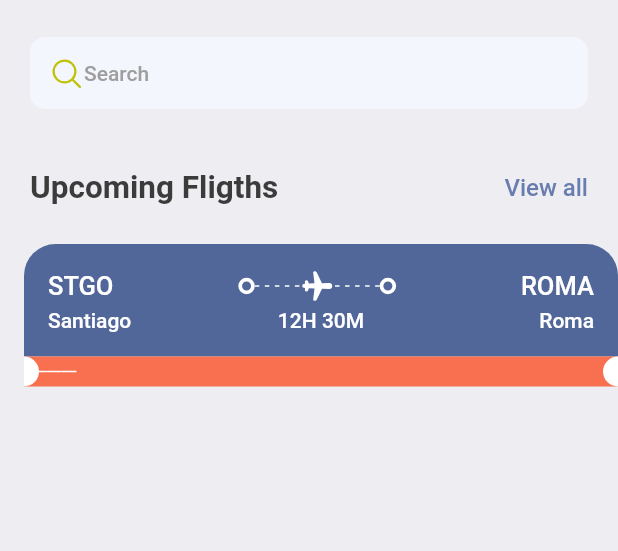
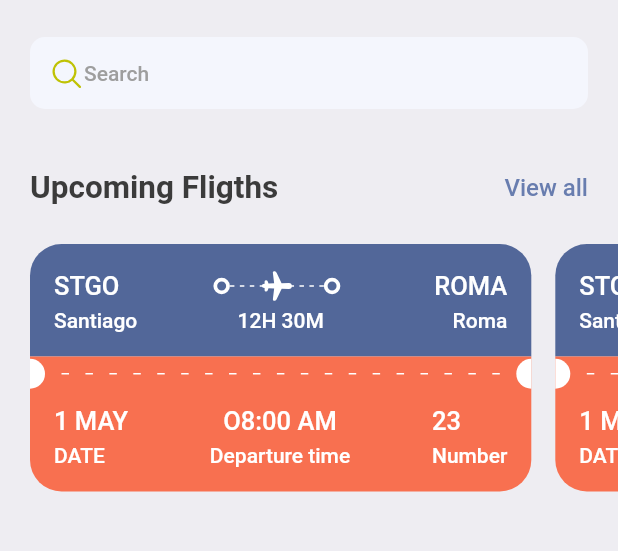
Before and after one commit to Naicriz/Ticket-Booking-App, a Flutter app: the HomeScreen screen opened directly, on a phone screen of 412 x 824 dp, the part 158-709 px from its top. Run offline on Flutter 3.47's test engine with Material 2 defaults, Android fonts, the light colour scheme and no system bars; our stand-ins replace fluentui_icons, gap.

Commit message:
TIcked view finished.
- Ticket complete.
- Added scrollable view.

```diff
--- a/lib/screens/home_screen.dart
+++ b/lib/screens/home_screen.dart
@@ -75,7 +75,17 @@ class HomeScreen extends StatelessWidget {
             ),
           ),
           const Gap(15),
-          const TicketView()
+          SingleChildScrollView(
+           scrollDirection: Axis.horizontal,
+           padding: const EdgeInsets.only(left: 20),
+           child: Row(
+             children: [
+               TicketView(),
+               TicketView(),
+               TicketView(),
+             ],
+           ),
+          )
         ],
       ),
     );
--- a/lib/screens/ticket_view.dart
+++ b/lib/screens/ticket_view.dart
@@ -14,14 +14,14 @@ class TicketView extends StatelessWidget {
     final size = AppLayout.getSize(context);
 
     return SizedBox(
-      width: size.width,
+      width: size.width*0.85,
       height: 200,
       child: Container(
-        margin: const EdgeInsets.only(left: 16),
+        margin: const EdgeInsets.only(right: 16),
         child: Column(
           children: [
             /*
-            show the blue part of the card/ticket
+            show the top blue part of the card/ticket
             */
             Container(
               decoration: const BoxDecoration(
@@ -38,7 +38,7 @@ class TicketView extends StatelessWidget {
                           style: Styles.headLineStyle3
                               .copyWith(color: Colors.white)),
                       Expanded(child: Container()),
-                      ContainerCus1(),
+                      const ContainerCus1(),
                       Expanded(
                         child: Stack(
                           children: [
@@ -46,15 +46,15 @@ class TicketView extends StatelessWidget {
                               height: 24,
                               child: LayoutBuilder(
                                 builder: (BuildContext context,
-                                    BoxConstraints contraints) {
+                                    BoxConstraints constraints) {
                                   if (kDebugMode) {
-                                    print("The width is ${contraints.maxWidth}");
+                                    print("The width is ${constraints.maxWidth}");
                                   }
                                   return Flex(
                                     direction: Axis.horizontal,
                                     mainAxisAlignment: MainAxisAlignment.spaceBetween,
                                     children: List.generate(
-                                      (contraints.maxWidth ~/ 6).floor(),
+                                      (constraints.maxWidth ~/ 6).floor(),
                                           (index) => const SizedBox(
                                         width: 3,
                                         height: 1,
@@ -74,7 +74,7 @@ class TicketView extends StatelessWidget {
                           ] ,
                         ),
                       ),
-                      ContainerCus1(),
+                      const ContainerCus1(),
                       Expanded(child: Container()),
                       Text('ROMA',
                           style: Styles.headLineStyle3
@@ -100,13 +100,13 @@ class TicketView extends StatelessWidget {
               ),
             ),
             /*
-            show the orange part of the card/ticket
+            show the middle orange part of the card/ticket
              */
             Container(
               color: Styles.orangeColor,
               child: Row(
                 children: [
-                  SizedBox(
+                  const SizedBox(
                     height: 20,
                     width: 10,
                     child: DecoratedBox(
@@ -119,9 +119,15 @@ class TicketView extends StatelessWidget {
                       ),
                     ),
                   ),
-                  Expanded(child: Flex(
+                  Expanded(child: Padding(
+                    padding: const EdgeInsets.all(11.0),
+                    child: LayoutBuilder(
+                      builder: (BuildContext context, BoxConstraints constraints) {
+                        return Flex(
                           direction: Axis.horizontal,
-                    children: List.generate(5, (index) => SizedBox(
+                          mainAxisAlignment: MainAxisAlignment.spaceBetween,
+                          mainAxisSize: MainAxisSize.max,
+                          children: List.generate((constraints.constrainWidth()/15).floor(), (index) => const SizedBox(
                             width: 5,
                             height: 1,
                             child: DecoratedBox(
@@ -129,9 +135,12 @@ class TicketView extends StatelessWidget {
                                   color: Colors.white
                               ),
                             ),
-                    ))
                           )),
-                  SizedBox(
+                        );
+                      },
+                    ),
+                  )),
+                  const SizedBox(
                     height: 20,
                     width: 10,
                     child: DecoratedBox(
@@ -147,6 +156,51 @@ class TicketView extends StatelessWidget {
                 ],
               ),
             ),
+            /*
+            show the bottom orange part of the card/ticket
+             */
+            Container(
+              decoration: const BoxDecoration(
+                  color: Color(0xFFF87050),
+                  borderRadius: BorderRadius.only(
+                      bottomLeft: Radius.circular(21),
+                      bottomRight: Radius.circular(21))),
+              padding: const EdgeInsets.only(left: 16, top: 10, right: 16, bottom: 16),
+              child: Column(
+                children: [
+                  Row(
+                    mainAxisAlignment: MainAxisAlignment.spaceBetween,
+                    children: [
+                      Column(
+                        crossAxisAlignment: CrossAxisAlignment.start,
+                        children: [
+                          Text("1 MAY", style: Styles.headLineStyle3.copyWith(color: Colors.white)),
+                          const Gap(5),
+                          Text("DATE", style: Styles.headLineStyle4.copyWith(color: Colors.white)),
+                        ],
+                      ),
+                      Column(
+                        crossAxisAlignment: CrossAxisAlignment.center,
+                        children: [
+                          Text("O8:00 AM", style: Styles.headLineStyle3.copyWith(color: Colors.white)),
+                          const Gap(5),
+                          Text("Departure time", style: Styles.headLineStyle4.copyWith(color: Colors.white)),
+                        ],
+                      ),
+                      Column(
+                        crossAxisAlignment: CrossAxisAlignment.start,
+                        children: [
+                          Text("23", style: Styles.headLineStyle3.copyWith(color: Colors.white)),
+                          const Gap(5),
+                          Text("Number", style: Styles.headLineStyle4.copyWith(color: Colors.white)),
+                        ],
+                      ),
+
+                    ],
+                  )
+                ],
+              ),
+            )
           ],
         ),
       ),
```
Lines whose indentation alone changed are shown as unchanged.
